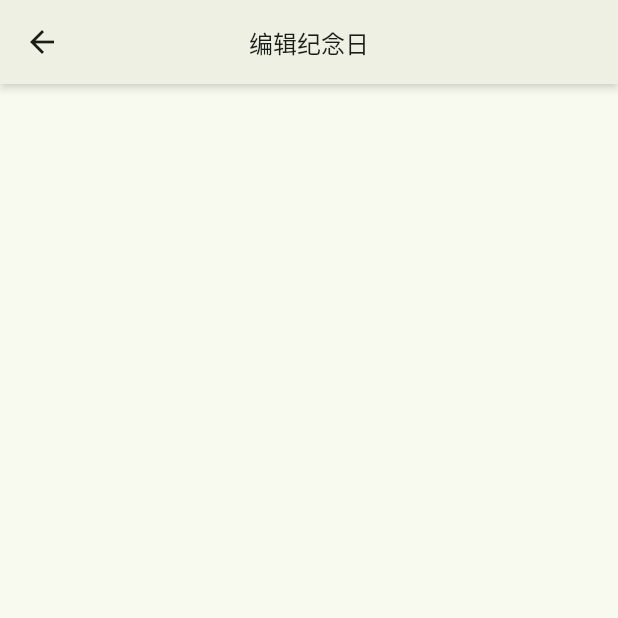
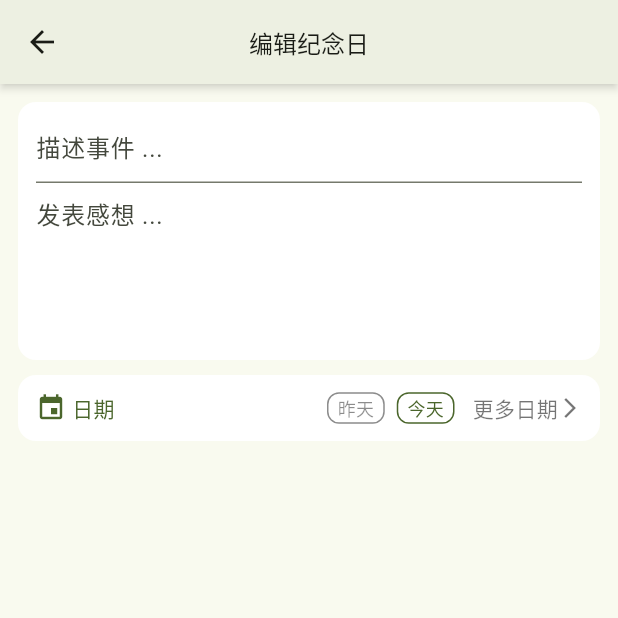
Before and after one commit to StationChnqoo/chnqoo-diary-mobile, a Flutter app: the EditAnniversaryPage screen opened by its route, on a phone screen of 412 x 824 dp, the top half of it. Run offline on Flutter 3.47's test engine with Material 3 defaults, Android fonts, the phone set to English and light mode, and no system bars; our stand-ins replace badges, bot_toast, carousel_slider, device_info_plus, dio, flutter_dotenv and 6 more; missing offline and left inert: flutter_pretty_dio_logger; accounts and stored records are empty; network calls fail.

Commit message:
🚀 适配语言国际化 & 🆕 新增日期选择器 ...

```diff
--- /dev/null
+++ b/lib/constants/anniversary_item.dart
@@ -0,0 +1,29 @@
+import 'package:chnqoo_diary_mobile/constants/x.dart';
+
+class AnniversaryItem {
+  String id;
+  String title;
+  String message;
+  List<String> images;
+  String happenedDate;
+  String createTime;
+  String updateTime;
+
+  AnniversaryItem(
+      {required this.id,
+      required this.title,
+      required this.message,
+      required this.images,
+      required this.happenedDate,
+      required this.createTime,
+      required this.updateTime});
+
+  static buildDefaultAnniversaryItem() => AnniversaryItem(
+      id: '',
+      title: '',
+      message: '',
+      images: [],
+      happenedDate: x.useDiffDate(0),
+      createTime: x.useCurrentTime(),
+      updateTime: x.useCurrentTime());
+}
--- a/lib/constants/x.dart
+++ b/lib/constants/x.dart
@@ -71,7 +71,7 @@ class x {
   }
 
   static isNull(dynamic s) {
-    return s == null || s.isEmpty || s.trim().isEmpty;
+    return s == Null || s == null || s.isEmpty || s.trim().isEmpty;
   }
 
   static useDeepClone(dynamic object) {
@@ -152,4 +152,15 @@ class x {
     DateTime now = DateTime.now();
     return DateFormat('yyyy-MM-dd HH:mm:ss').format(now);
   }
+
+  static useDiffDate(int diff) {
+    DateTime now = DateTime.now();
+    DateTime time = now.add(Duration(days: diff));
+    return DateFormat('yyyy-MM-dd').format(time);
+  }
+
+  static useDate() {
+    DateTime now = DateTime.now();
+    return DateFormat('yyyy-MM-dd').format(now);
+  }
 }
--- a/lib/pages/edit/anniversary/index.dart
+++ b/lib/pages/edit/anniversary/index.dart
@@ -1,5 +1,9 @@
+import 'package:chnqoo_diary_mobile/constants/anniversary_item.dart';
 import 'package:chnqoo_diary_mobile/constants/states_provider.dart';
+import 'package:chnqoo_diary_mobile/pages/edit/widgets/date_selector.dart';
 import 'package:chnqoo_diary_mobile/widgets/my_app_bar.dart';
+import 'package:chnqoo_diary_mobile/widgets/my_card.dart';
+import 'package:chnqoo_diary_mobile/widgets/my_switcher.dart';
 import 'package:flutter/material.dart';
 import 'package:provider/provider.dart';
 
@@ -13,6 +17,7 @@ class EditAnniversaryPage extends StatefulWidget {
 class EditAnniversaryPageState extends State<EditAnniversaryPage> {
   final scaffoldKey = GlobalKey<ScaffoldState>();
   StatesProvider statesProvider = StatesProvider();
+  AnniversaryItem anniversary = AnniversaryItem.buildDefaultAnniversaryItem();
 
   @override
   Widget build(BuildContext context) {
@@ -23,14 +28,44 @@ class EditAnniversaryPageState extends State<EditAnniversaryPage> {
       body: Consumer<StatesProvider>(
         builder: (context, value, child) {
           return Container(
-            padding: EdgeInsets.all(12),
-            child:
-                Column(crossAxisAlignment: CrossAxisAlignment.start, children: [
-              SizedBox(
-                height: 6,
-              ),
-            ]),
-          );
+              padding: EdgeInsets.all(12),
+              child: Column(
+                children: [
+                  MyCard(
+                      child: Container(
+                    width: double.infinity,
+                    child: Column(
+                      children: [
+                        TextField(
+                          maxLines: 1,
+                          decoration: InputDecoration(
+                            hintText: '描述事件 ...',
+                          ),
+                          style: TextStyle(fontSize: 16),
+                        ),
+                        TextField(
+                          maxLines: 4,
+                          decoration: InputDecoration(
+                            hintText: '发表感想 ...',
+                            border: InputBorder.none,
+                          ),
+                          style: TextStyle(fontSize: 16),
+                        ),
+                      ],
+                    ),
+                  )),
+                  SizedBox(
+                    height: 10,
+                  ),
+                  DateSelector(
+                    date: anniversary.happenedDate,
+                    onDateChanged: (date) {
+                      anniversary.happenedDate = date;
+                      setState(() {});
+                    },
+                  )
+                ],
+              ));
         },
       ), // This trailing comma makes auto-formatting nicer for build methods.
     );
--- /dev/null
+++ b/lib/pages/edit/widgets/date_selector.dart
@@ -0,0 +1,189 @@
+import 'package:chnqoo_diary_mobile/constants/x.dart';
+import 'package:chnqoo_diary_mobile/widgets/my_card.dart';
+import 'package:chnqoo_diary_mobile/widgets/my_icon-button.dart';
+import 'package:chnqoo_diary_mobile/widgets/my_tag.dart';
+import 'package:flutter/cupertino.dart';
+import 'package:flutter/material.dart';
+import 'package:flutter_screenutil/flutter_screenutil.dart';
+import 'package:intl/intl.dart';
+
+class DateSelector extends StatefulWidget {
+  final String date;
+  final onDateChanged;
+  const DateSelector(
+      {super.key, required this.date, required this.onDateChanged});
+
+  @override
+  State<StatefulWidget> createState() => DateSelectorState();
+}
+
+class DateSelectorState extends State<DateSelector> {
+  @override
+  Widget build(BuildContext context) {
+    // TODO: implement build
+    return MyCard(
+        child: Container(
+      child: Row(
+        mainAxisAlignment: MainAxisAlignment.spaceBetween,
+        children: [
+          Row(
+            children: [
+              Icon(
+                Icons.event,
+                color: Theme.of(context).primaryColor,
+                size: 20,
+              ),
+              SizedBox(
+                width: 4,
+              ),
+              Text(
+                '日期',
+                style: TextStyle(
+                    color: Theme.of(context).primaryColor, fontSize: 14),
+              )
+            ],
+          ),
+          Row(
+            children: [
+              MyTag(
+                onPress: () {
+                  widget.onDateChanged(x.useDiffDate(-1));
+                },
+                isActive: x.useDiffDate(-1) == widget.date,
+                text: '昨天',
+              ),
+              SizedBox(
+                width: 8,
+              ),
+              MyTag(
+                onPress: () {
+                  widget.onDateChanged(x.useDiffDate(0));
+                },
+                isActive: x.useDiffDate(0) == widget.date,
+                text: '今天',
+              ),
+              SizedBox(
+                width: 12,
+              ),
+              MyIconButton(
+                onPress: () async {
+                  print("${x.useDiffDate(-1)} -> ${x.useDiffDate(0)}");
+                  var _date = await showDatePicker(
+                    context: context,
+                    initialEntryMode: DatePickerEntryMode.calendarOnly,
+                    firstDate: DateTime(1949, 10, 1),
+                    lastDate: DateTime.now(),
+                    builder: (context, child) {
+                      return Column(
+                        children: <Widget>[
+                          Padding(
+                            padding: const EdgeInsets.only(top: 50.0),
+                            child: Container(
+                              height: 480.w,
+                              width: 360.w,
+                              child: child,
+                            ),
+                          ),
+                        ],
+                      );
+                    },
+                  );
+                  print("DatePicker date: ${_date}");
+                  if (_date != null) {
+                    widget
+                        .onDateChanged(DateFormat('yyyy-MM-dd').format(_date));
+                  }
+                  // showDialog(
+                  //   context: context,
+                  //   builder: (BuildContext context) {
+                  //     return AlertDialog(
+                  //       title: Text(
+                  //         '请选择日期',
+                  //         style: TextStyle(
+                  //             fontSize: 18, fontWeight: FontWeight.w500),
+                  //       ),
+                  //       content: Container(
+                  //           height: 158.w,
+                  //           child: CupertinoTheme(
+                  //               data: CupertinoThemeData(
+                  //                   textTheme: CupertinoTextThemeData(
+                  //                       dateTimePickerTextStyle:
+                  //                           TextStyle(fontSize: 16))),
+                  //               child: CupertinoDatePicker(
+                  //                 mode: CupertinoDatePickerMode.date,
+                  //                 minimumDate: DateTime(1949, 10, 1),
+                  //                 maximumDate:
+                  //                     DateTime.now().add(Duration(minutes: 1)),
+                  //                 onDateTimeChanged: (DateTime newDateTime) {
+                  //                   // Do something with the selected time
+                  //                   widget.onDateChanged(
+                  //                       DateFormat('yyyy-MM-dd')
+                  //                           .format(newDateTime));
+                  //                 },
+                  //               ))),
+                  //       actions: [
+                  //         CupertinoDialogAction(
+                  //           child: Text(
+                  //             '取消',
+                  //             style: TextStyle(color: Colors.black54),
+                  //           ),
+                  //           onPressed: () {
+                  //             Navigator.of(context).pop();
+                  //           },
+                  //         ),
+                  //         CupertinoDialogAction(
+                  //           child: Text(
+                  //             '确定',
+                  //             style: TextStyle(
+                  //                 color: Theme.of(context).primaryColor),
+                  //           ),
+                  //           onPressed: () {
+                  //             setState(() {});
+                  //             Navigator.of(context).pop();
+                  //           },
+                  //         )
+                  //       ],
+                  //     );
+                  //   },
+                  // );
+                },
+                icon: Icon(
+                  Icons.arrow_forward_ios_outlined,
+                  color: Colors.black54,
+                  size: 16,
+                ),
+                reverse: true,
+                text: Text(
+                  widget.date == x.useDiffDate(-1) ||
+                          widget.date == x.useDiffDate(0)
+                      ? '更多日期'
+                      : widget.date,
+                  style: TextStyle(color: Colors.black54, fontSize: 14),
+                ),
+              )
+            ],
+          )
+        ],
+      ),
+    ));
+  }
+
+  @override
+  void didChangeDependencies() {
+    // TODO: implement didChangeDependencies
+    super.didChangeDependencies();
+  }
+
+  @override
+  void didUpdateWidget(covariant DateSelector oldWidget) {
+    // TODO: implement didUpdateWidget
+    super.didUpdateWidget(oldWidget);
+  }
+
+  @override
+  void initState() {
+    // TODO: implement initState
+    super.initState();
+    setState(() {});
+  }
+}
--- a/lib/pages/home/widgets/activities.dart
+++ b/lib/pages/home/widgets/activities.dart
@@ -23,7 +23,8 @@ class HomeActivities extends StatelessWidget {
                     margin: EdgeInsets.symmetric(horizontal: 12, vertical: 5),
                     decoration: BoxDecoration(
                         borderRadius: BorderRadius.circular(12),
-                        color: Colors.white),
+                        // color: Colors.white
+                      ),
                     child: MyCard(
                         child: Row(
                       children: [
--- a/lib/pages/home/widgets/search_bar.dart
+++ b/lib/pages/home/widgets/search_bar.dart
@@ -1,11 +1,5 @@
-import 'package:chnqoo_diary_mobile/constants/states_provider.dart';
-import 'package:chnqoo_diary_mobile/constants/x.dart';
-import 'package:chnqoo_diary_mobile/widgets/slide_menu.dart';
-import 'package:dio/dio.dart';
 import 'package:flutter/material.dart';
 import 'package:flutter_screenutil/flutter_screenutil.dart';
-import 'package:provider/provider.dart';
-import 'package:flutter_pretty_dio_logger/flutter_pretty_dio_logger.dart';
 
 class HomeSeachBar extends StatelessWidget {
   @override
--- a/lib/pages/login/index.dart
+++ b/lib/pages/login/index.dart
@@ -36,7 +36,10 @@ class LoginPageState extends State<LoginPage> with WidgetsBindingObserver {
             context: context,
             builder: (context) {
               return AlertDialog(
-                title: Text('服务协议及隐私保护'),
+                title: Text(
+                  '服务协议及隐私保护',
+                  style: TextStyle(fontSize: 18, fontWeight: FontWeight.w500),
+                ),
                 content: Text('为了更好的保障您的合法权益，请您阅读并同意以下协议《用户注册协议》和《隐私政策》'),
                 actions: [
                   CupertinoDialogAction(
--- a/lib/widgets/my_card.dart
+++ b/lib/widgets/my_card.dart
@@ -8,11 +8,18 @@ class MyCard extends StatelessWidget {
 
   @override
   Widget build(BuildContext context) {
-    return Card.filled(
-        child: Container(
-          padding: EdgeInsets.symmetric(vertical: 6, horizontal: 12),
-          child: child,
+    // return Card.filled(
+    //     child: Container(
+    //       padding: EdgeInsets.symmetric(vertical: 6, horizontal: 12),
+    //       child: child,
+    //     ),
+    //     elevation: 4);
+    return Container(
+        padding: EdgeInsets.symmetric(horizontal: 12, vertical: 6),
+        decoration: BoxDecoration(
+          color: Colors.white,
+          borderRadius: BorderRadius.circular(12),
         ),
-        elevation: 1);
+        child: child);
   }
 }
--- a/lib/widgets/my_icon-button.dart
+++ b/lib/widgets/my_icon-button.dart
@@ -8,6 +8,7 @@ class MyIconButton extends StatelessWidget {
   final Icon icon;
   final Text? text;
   final bool? reverse;
+
   MyIconButton(
       {this.height = 32,
       this.iconSize = 16,
--- a/lib/widgets/my_tag.dart
+++ b/lib/widgets/my_tag.dart
@@ -3,24 +3,25 @@ import 'package:flutter_screenutil/flutter_screenutil.dart';
 
 class MyTag extends StatelessWidget {
   final String text;
+  final onPress;
+  final isActive;
 
-  MyTag({
-    this.text = '',
-  });
+  MyTag({this.text = '', required this.onPress, required this.isActive});
 
   @override
   Widget build(BuildContext context) {
-    return Container(
-      height: 16,
-      width: 16,
-      decoration: BoxDecoration(
-          borderRadius: BorderRadius.circular(4),
-          border: Border.all(width: 0.5, color: Theme.of(context).primaryColor)),
-      child: Center(
-        child: Text(text,
-            style:
-                TextStyle(color: Theme.of(context).primaryColor, fontSize: 10)),
-      ),
-    );
+    var color = isActive ? Theme.of(context).primaryColor : Colors.black45;
+
+    return GestureDetector(
+        onTap: () => onPress(),
+        child: Container(
+          padding: EdgeInsets.symmetric(vertical: 1, horizontal: 6),
+          decoration: BoxDecoration(
+              borderRadius: BorderRadius.circular(8),
+              border: Border.all(width: 1, color: color)),
+          child: Center(
+            child: Text(text, style: TextStyle(color: color, fontSize: 12)),
+          ),
+        ));
   }
 }
--- a/pubspec.yaml
+++ b/pubspec.yaml
@@ -26,7 +26,9 @@ dependencies:
   device_info_plus: ^9.1.2
   flutter_dotenv: ^5.1.0
   crypto: ^3.0.3
-  intl: ^0.19.0
+  intl: ^0.18.1
+  flutter_localizations:
+    sdk: flutter
 
 dev_dependencies:
   flutter_test:
```
Also changed, not shown: lib/main.dart (+27 -0 lines), lib/pages/edit/todo/index.dart (+16 -11 lines), lib/widgets/my_outline_button.dart (added, +31 -0 lines), pubspec.lock.
